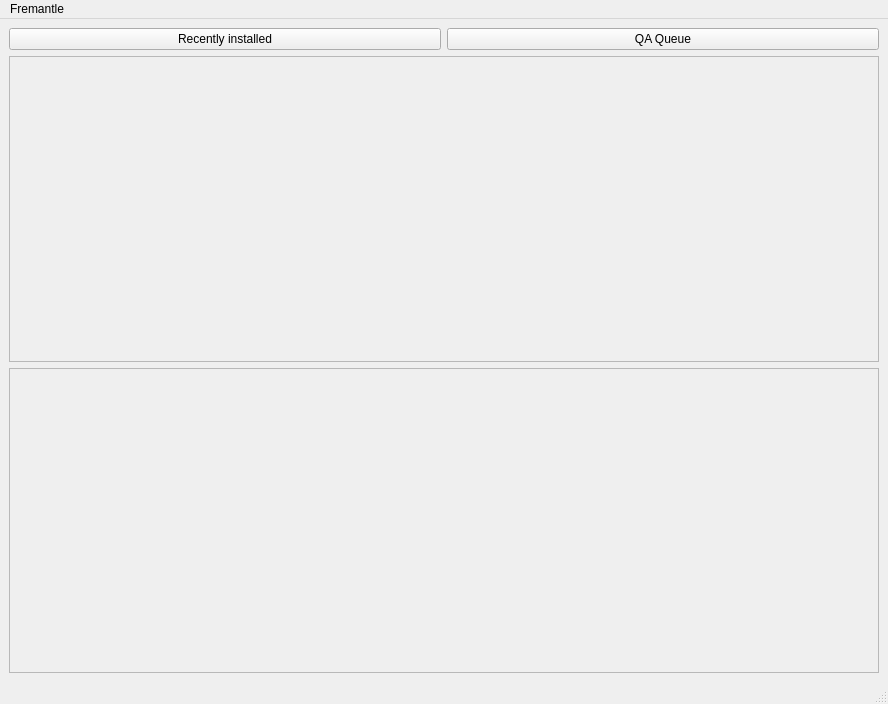
achipa/keepitsimpletester, file src/main.ui: the form before one commit.
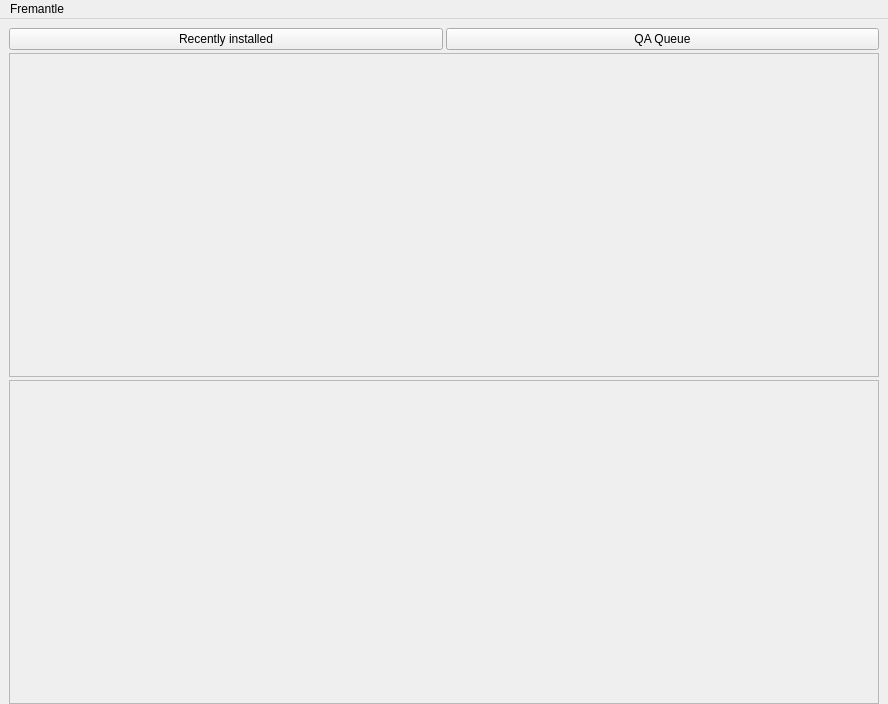
The form after the commit.

Diff of the .ui file:
```diff
--- a/src/main.ui
+++ b/src/main.ui
@@ -15,6 +15,12 @@
   </property>
   <widget class="QWidget" name="centralwidget">
    <layout class="QVBoxLayout" name="verticalLayout">
+    <property name="spacing">
+     <number>3</number>
+    </property>
+    <property name="bottomMargin">
+     <number>0</number>
+    </property>
     <item>
      <layout class="QHBoxLayout" name="horizontalLayout">
       <item>
@@ -55,11 +61,14 @@
         <rect>
          <x>0</x>
          <y>0</y>
-         <width>866</width>
-         <height>297</height>
+         <width>868</width>
+         <height>317</height>
         </rect>
        </property>
-       <layout class="QVBoxLayout" name="verticalLayout_2">
+       <layout class="QVBoxLayout" name="recentLayout">
+        <property name="margin">
+         <number>0</number>
+        </property>
         <item>
          <spacer name="verticalSpacer">
           <property name="orientation">
@@ -87,11 +96,14 @@
         <rect>
          <x>0</x>
          <y>0</y>
-         <width>866</width>
-         <height>296</height>
+         <width>868</width>
+         <height>316</height>
         </rect>
        </property>
-       <layout class="QVBoxLayout" name="verticalLayout_3">
+       <layout class="QVBoxLayout" name="queueLayout">
+        <property name="margin">
+         <number>0</number>
+        </property>
         <item>
          <spacer name="verticalSpacer_2">
           <property name="orientation">
@@ -130,7 +142,6 @@
    </widget>
    <addaction name="menuFremantle"/>
   </widget>
-  <widget class="QStatusBar" name="statusbar"/>
   <action name="actionSettings">
    <property name="text">
     <string>Settings</string>
```
Left out of the diff: 12 changed lines with no effect on the pictures.
